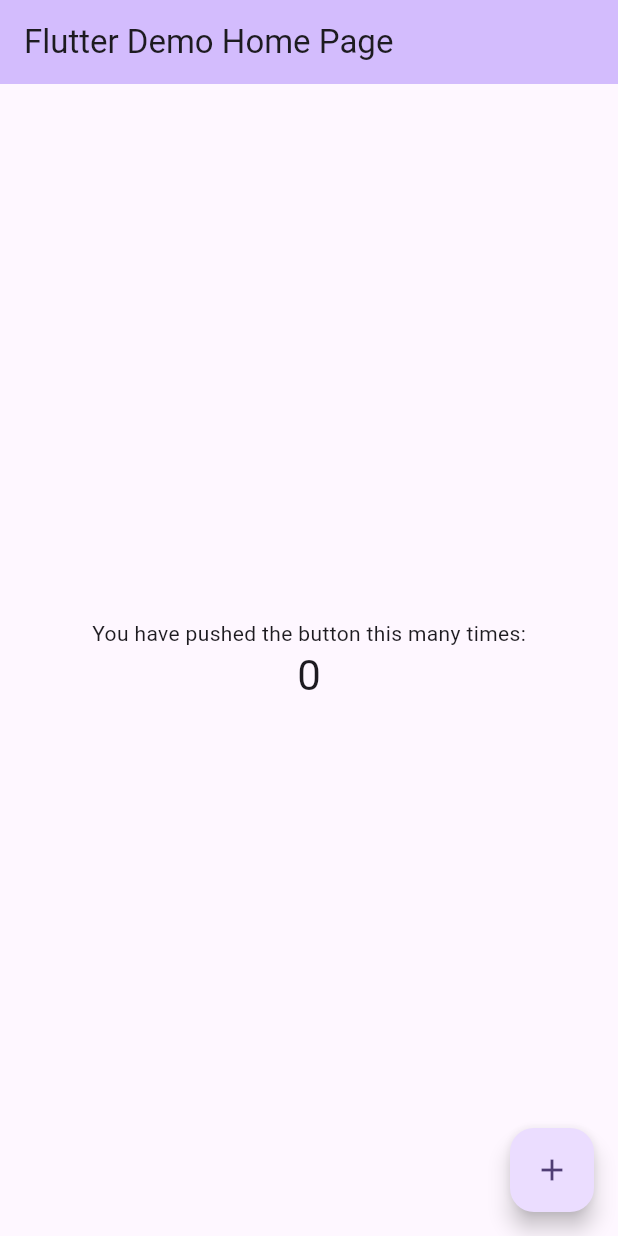
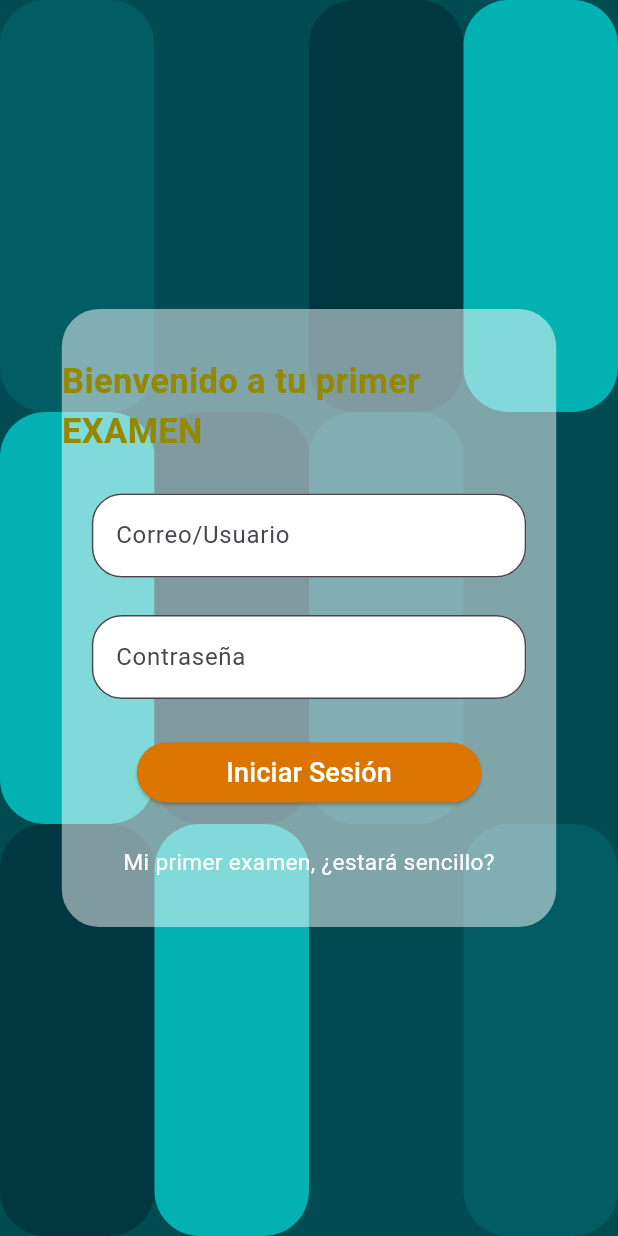
Before and after one commit to Fundamentos-Moviles/examen-i-emilia-calvillo, a Flutter app: the screen it shows after launch, on a phone screen of 412 x 824 dp. Run offline on Flutter 3.47's test engine with Material 3 defaults, Android fonts, the phone set to English and light mode, and no system bars.

Commit message:
Segundo commit, login terminado

```diff
--- /dev/null
+++ b/lib/login.dart
@@ -0,0 +1,297 @@
+import 'package:flutter/material.dart';
+import 'package:examen1/utils/constants.dart' as con;
+
+class Login extends StatefulWidget {
+  const Login({super.key});
+
+  @override
+  State<Login> createState() => _LoginState();
+}
+
+class _LoginState extends State<Login> {
+  // Variables user and password
+  final user = TextEditingController();
+  final pass = TextEditingController();
+
+  String? errorMessage; // Mensaje de error
+
+  @override
+  Widget build(BuildContext context) {
+    return Scaffold(
+      backgroundColor: con.background,
+      body: Stack(
+        children: [
+          Column(
+            //  BACKGROUND  //
+            children: [
+              //First Row
+              Expanded(
+                  child: Row(
+                    children: [
+                      Expanded(
+                          child: Container(
+                            decoration: BoxDecoration(
+                                color: con.background2,
+                                borderRadius: BorderRadius.circular(30.0)
+                            ),
+                          )
+                      ),
+                      Expanded(
+                          child: Container(
+                            decoration: BoxDecoration(
+                                color: con.background,
+                                borderRadius: BorderRadius.circular(30.0)
+                            ),
+                          )
+                      ),
+                      Expanded(
+                          child: Container(
+                            decoration: BoxDecoration(
+                                color: con.background3,
+                                borderRadius: BorderRadius.circular(30.0)
+                            ),
+                          )
+                      ),
+                      Expanded(
+                          child: Container(
+                            decoration: BoxDecoration(
+                                color: con.background4,
+                                borderRadius: BorderRadius.circular(30.0)
+                            ),
+                          )
+                      ),
+                    ],
+                  )
+              ),
+
+              //Second Row
+              Expanded(
+                  child: Row(
+                    children: [
+                      Expanded(
+                          child: Container(
+                            decoration: BoxDecoration(
+                                color: con.background4,
+                                borderRadius: BorderRadius.circular(30.0)
+                            ),
+                          )
+                      ),
+                      Expanded(
+                          child: Container(
+                            decoration: BoxDecoration(
+                                color: con.background3,
+                                borderRadius: BorderRadius.circular(30.0)
+                            ),
+                          )
+                      ),
+                      Expanded(
+                          child: Container(
+                            decoration: BoxDecoration(
+                                color: con.background2,
+                                borderRadius: BorderRadius.circular(30.0)
+                            ),
+                          )
+                      ),
+                      Expanded(
+                          child: Container(
+                            decoration: BoxDecoration(
+                                color: con.background,
+                                borderRadius: BorderRadius.circular(30.0)
+                            ),
+                          )
+                      ),
+                    ],
+                  )
+              ),
+
+              //Third Row
+              Expanded(
+                  child: Row(
+                    children: [
+                      Expanded(
+                          child: Container(
+                            decoration: BoxDecoration(
+                                color: con.background3,
+                                borderRadius: BorderRadius.circular(30.0)
+                            ),
+                          )
+                      ),
+                      Expanded(
+                          child: Container(
+                            decoration: BoxDecoration(
+                                color: con.background4,
+                                borderRadius: BorderRadius.circular(30.0)
+                            ),
+                          )
+                      ),
+                      Expanded(
+                          child: Container(
+                            decoration: BoxDecoration(
+                                color: con.background,
+                                borderRadius: BorderRadius.circular(30.0)
+                            ),
+                          )
+                      ),
+                      Expanded(
+                          child: Container(
+                            decoration: BoxDecoration(
+                                color: con.background2,
+                                borderRadius: BorderRadius.circular(30.0)
+                            ),
+                          )
+                      ),
+                    ],
+                  )
+              )
+            ],
+          ),
+          Center(
+              child: LayoutBuilder(builder: (context, constraints){
+                return Container(
+                  width: constraints.maxWidth * 0.8,  // 80% del ancho de la vista
+                  height: constraints.maxHeight * 0.5,
+                  decoration: BoxDecoration(
+                      color: Colors.white38.withOpacity(0.5),
+                      borderRadius: BorderRadius.circular(25.0)
+                  ),
+                  child: Column(
+                    mainAxisAlignment: MainAxisAlignment.center,
+                    children: [
+                      const Text('Bienvenido a tu primer EXAMEN',
+                        style: TextStyle(
+                            color: con.titles,
+                            fontSize: 23.0,
+                            fontWeight: FontWeight.bold),
+                      ),
+
+                      const SizedBox(height: 25.0,),
+
+                      //TextField User
+                      Padding(
+                        padding: const EdgeInsets.symmetric(horizontal: 20.0),
+                        child: TextFormField(
+                          controller: user,
+                          decoration: InputDecoration(
+                              hintText: 'Correo/Usuario',
+                              fillColor: Colors.white,
+                              filled: true,
+                              border: OutlineInputBorder(
+                                  borderRadius: BorderRadius.circular(20.0),
+                                  borderSide: const BorderSide(
+                                      color: Colors.black,
+                                      width: 5,
+                                      style:BorderStyle.solid)
+                              )
+                          ),
+                        ),
+                      ),
+
+                      const SizedBox(height: 25.0,),
+
+                      //TextField Password
+                      Padding(
+                        padding: const EdgeInsets.symmetric(horizontal: 20.0),
+                        child: TextFormField(
+                          controller: pass,
+                          decoration: InputDecoration(
+                              hintText: 'Contraseña',
+                              fillColor: Colors.white,
+                              filled: true,
+                              border: OutlineInputBorder(
+                                  borderRadius: BorderRadius.circular(20.0),
+                                  borderSide: const BorderSide(
+                                      color: Colors.black,
+                                      width: 5,
+                                      style:BorderStyle.solid)
+                              )
+                          ),
+                          obscureText: true,
+                        ),
+                      ),
+
+                      const SizedBox(height: 25.0,),
+
+                      // Error Message
+                      if (errorMessage != null)
+                        Padding(
+                          padding: const EdgeInsets.symmetric(horizontal: 20.0),
+                          child: Text(
+                            errorMessage!,
+                            style: const TextStyle(color: Colors.red, fontSize: 16.0),
+                            textAlign: TextAlign.center,
+                          ),
+                        ),
+
+                      //Button
+                      Padding(
+                        padding: const EdgeInsets.symmetric(horizontal: 50.0),
+                        child: ElevatedButton(
+                          style: ElevatedButton.styleFrom(
+                            backgroundColor: con.buttons,
+                            shape: RoundedRectangleBorder(
+                              borderRadius: BorderRadius.circular(20.0),  // Bordes redondeados
+                            ),
+                          ),
+                          onPressed: () {
+                            verifyUser();
+                          },
+                          child: Row(
+                            mainAxisAlignment: MainAxisAlignment.center,  // Centrar el texto
+                            children: const [
+                              Text(
+                                'Iniciar Sesión',
+                                style: TextStyle(
+                                  color: Colors.white,  // Texto blanco
+                                  fontSize: 18.0,  // Tamaño de la fuente
+                                ),
+                              ),
+                            ],
+                          ),
+                        ),
+                      ),
+
+                      const SizedBox(height: 25.0),
+
+                      const Text('Mi primer examen, ¿estará sencillo?',
+                        style: TextStyle(
+                            color: Colors.white,
+                            fontSize: 15.07),
+                      ),
+                    ],
+                  ),
+                );
+              }
+              )
+          )
+        ],
+      ),
+    );
+  }
+
+  // Función de verificación
+  void verifyUser() {
+    setState(() {
+      print('Usuario: ${user.text}');
+      print("Contraseña:"+pass.text);
+      // user=test pass=FDM1
+      if (user.text.isEmpty || pass.text.isEmpty) {
+        errorMessage = 'Datos incompletos';
+        print('Datos Vacíos');
+      } else if (user.text != 'test' && pass.text != 'FDM1') {
+        errorMessage = 'Usuario y contraseña incorrectos';
+        print('Datos Incorrectos');
+      } else if (user.text != 'test') {
+        errorMessage = 'Usuario incorrecto';
+        print('Usuario Incorrecto');
+      } else if (pass.text != 'FDM1') {
+        errorMessage = 'Contraseña incorrecta';
+        print('Contraseña Incorrecta');
+      } else {
+        errorMessage = null;
+        print('Datos correctos');
+        // Acción al ingresar los datos correctamente
+        // Navigator.pushReplacement(context, MaterialPageRoute(builder: (context) => Home()));
+      }
+    });
+  }
+}
--- a/lib/main.dart
+++ b/lib/main.dart
@@ -1,3 +1,4 @@
+import 'package:examen1/login.dart';
 import 'package:flutter/material.dart';
 
 void main() {
@@ -13,41 +14,16 @@ class MyApp extends StatelessWidget {
     return MaterialApp(
       title: 'Flutter Demo',
       theme: ThemeData(
-        // This is the theme of your application.
-        //
-        // TRY THIS: Try running your application with "flutter run". You'll see
-        // the application has a purple toolbar. Then, without quitting the app,
-        // try changing the seedColor in the colorScheme below to Colors.green
-        // and then invoke "hot reload" (save your changes or press the "hot
-        // reload" button in a Flutter-supported IDE, or press "r" if you used
-        // the command line to start the app).
-        //
-        // Notice that the counter didn't reset back to zero; the application
-        // state is not lost during the reload. To reset the state, use hot
-        // restart instead.
-        //
-        // This works for code too, not just values: Most code changes can be
-        // tested with just a hot reload.
         colorScheme: ColorScheme.fromSeed(seedColor: Colors.deepPurple),
         useMaterial3: true,
       ),
-      home: const MyHomePage(title: 'Flutter Demo Home Page'),
+      home: const Login(),
     );
   }
 }
 
 class MyHomePage extends StatefulWidget {
   const MyHomePage({super.key, required this.title});
-
-  // This widget is the home page of your application. It is stateful, meaning
-  // that it has a State object (defined below) that contains fields that affect
-  // how it looks.
-
-  // This class is the configuration for the state. It holds the values (in this
-  // case the title) provided by the parent (in this case the App widget) and
-  // used by the build method of the State. Fields in a Widget subclass are
-  // always marked "final".
-
   final String title;
 
   @override
@@ -59,50 +35,19 @@ class _MyHomePageState extends State<MyHomePage> {
 
   void _incrementCounter() {
     setState(() {
-      // This call to setState tells the Flutter framework that something has
-      // changed in this State, which causes it to rerun the build method below
-      // so that the display can reflect the updated values. If we changed
-      // _counter without calling setState(), then the build method would not be
-      // called again, and so nothing would appear to happen.
       _counter++;
     });
   }
 
   @override
   Widget build(BuildContext context) {
-    // This method is rerun every time setState is called, for instance as done
-    // by the _incrementCounter method above.
-    //
-    // The Flutter framework has been optimized to make rerunning build methods
-    // fast, so that you can just rebuild anything that needs updating rather
-    // than having to individually change instances of widgets.
     return Scaffold(
       appBar: AppBar(
-        // TRY THIS: Try changing the color here to a specific color (to
-        // Colors.amber, perhaps?) and trigger a hot reload to see the AppBar
-        // change color while the other colors stay the same.
         backgroundColor: Theme.of(context).colorScheme.inversePrimary,
-        // Here we take the value from the MyHomePage object that was created by
-        // the App.build method, and use it to set our appbar title.
         title: Text(widget.title),
       ),
       body: Center(
-        // Center is a layout widget. It takes a single child and positions it
-        // in the middle of the parent.
         child: Column(
-          // Column is also a layout widget. It takes a list of children and
-          // arranges them vertically. By default, it sizes itself to fit its
-          // children horizontally, and tries to be as tall as its parent.
-          //
-          // Column has various properties to control how it sizes itself and
-          // how it positions its children. Here we use mainAxisAlignment to
-          // center the children vertically; the main axis here is the vertical
-          // axis because Columns are vertical (the cross axis would be
-          // horizontal).
-          //
-          // TRY THIS: Invoke "debug painting" (choose the "Toggle Debug Paint"
-          // action in the IDE, or press "p" in the console), to see the
-          // wireframe for each widget.
           mainAxisAlignment: MainAxisAlignment.center,
           children: <Widget>[
             const Text(
--- /dev/null
+++ b/lib/utils/constants.dart
@@ -0,0 +1,9 @@
+import 'package:flutter/material.dart';
+
+const background = Color(0xff014b52);
+const background2 = Color(0xff015c64);
+const background3 = Color(0xff013741);
+const background4 = Color(0xff02b2b2);
+const titles = Color(0xff948800);
+const buttons = Color(0xffdc7500);
+const effects = Color(0xff919b02);
```
